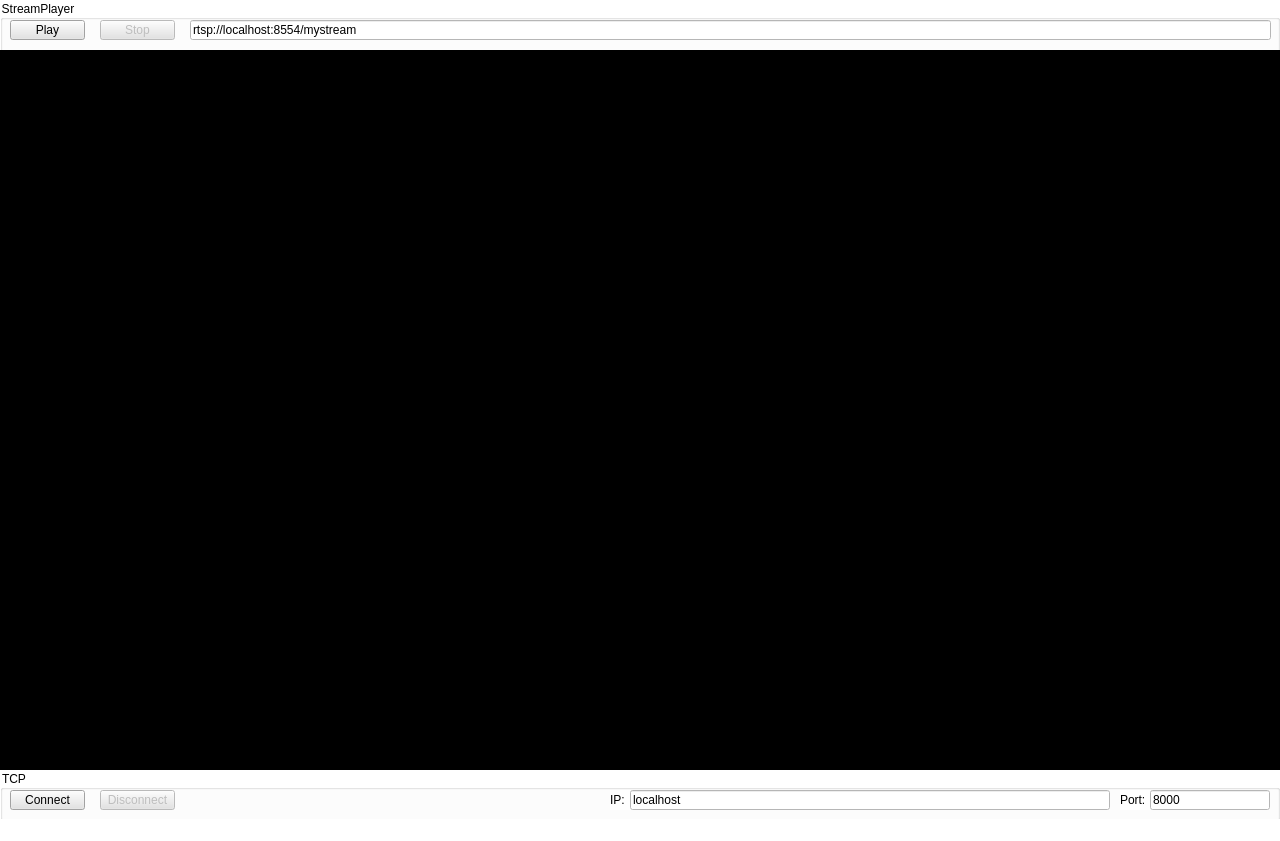
Before: the Qt Designer form gui_core.ui in wilsonshaw/StreamPlayer, drawn with Qt 5.
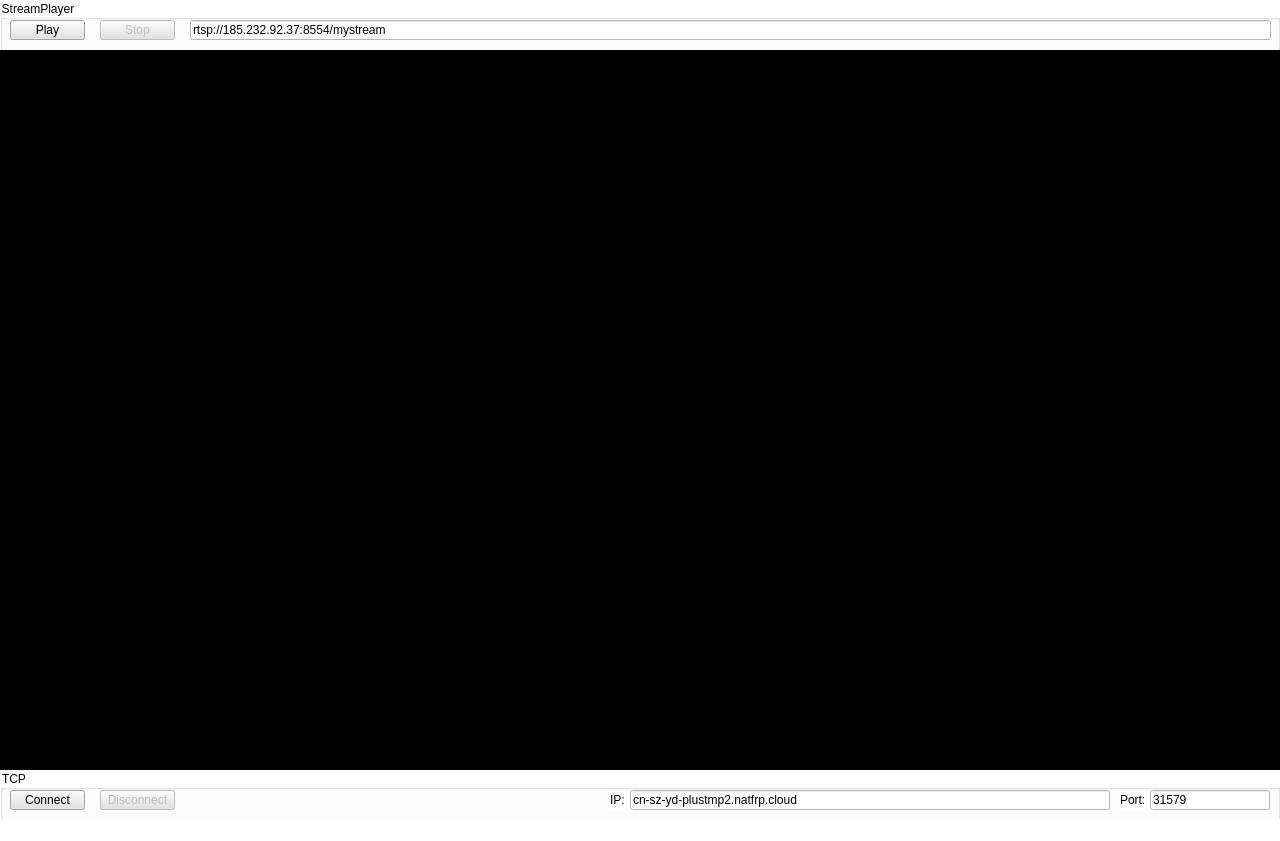
After: the same form once the commit is applied.

What changed in the file:
```diff
--- a/gui_core.ui
+++ b/gui_core.ui
@@ -61,7 +61,7 @@
       </rect>
      </property>
      <property name="text">
-      <string>rtsp://localhost:8554/mystream</string>
+      <string>rtsp://185.232.92.37:8554/mystream</string>
      </property>
     </widget>
     <widget class="QPushButton" name="pushButtonPlay">
@@ -125,7 +125,7 @@
       </rect>
      </property>
      <property name="text">
-      <string>localhost</string>
+      <string>cn-sz-yd-plustmp2.natfrp.cloud</string>
      </property>
     </widget>
     <widget class="QLineEdit" name="lineEditPort">
@@ -138,7 +138,7 @@
       </rect>
      </property>
      <property name="text">
-      <string>8000</string>
+      <string>31579</string>
      </property>
     </widget>
     <widget class="QLabel" name="labelIP">
```
